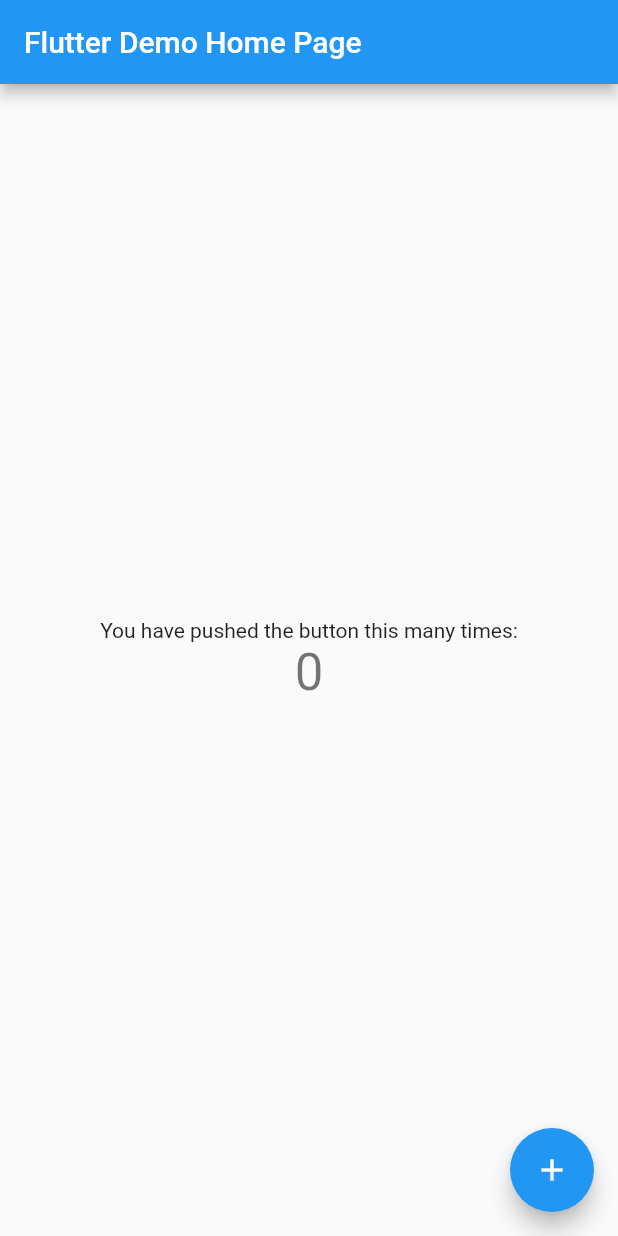
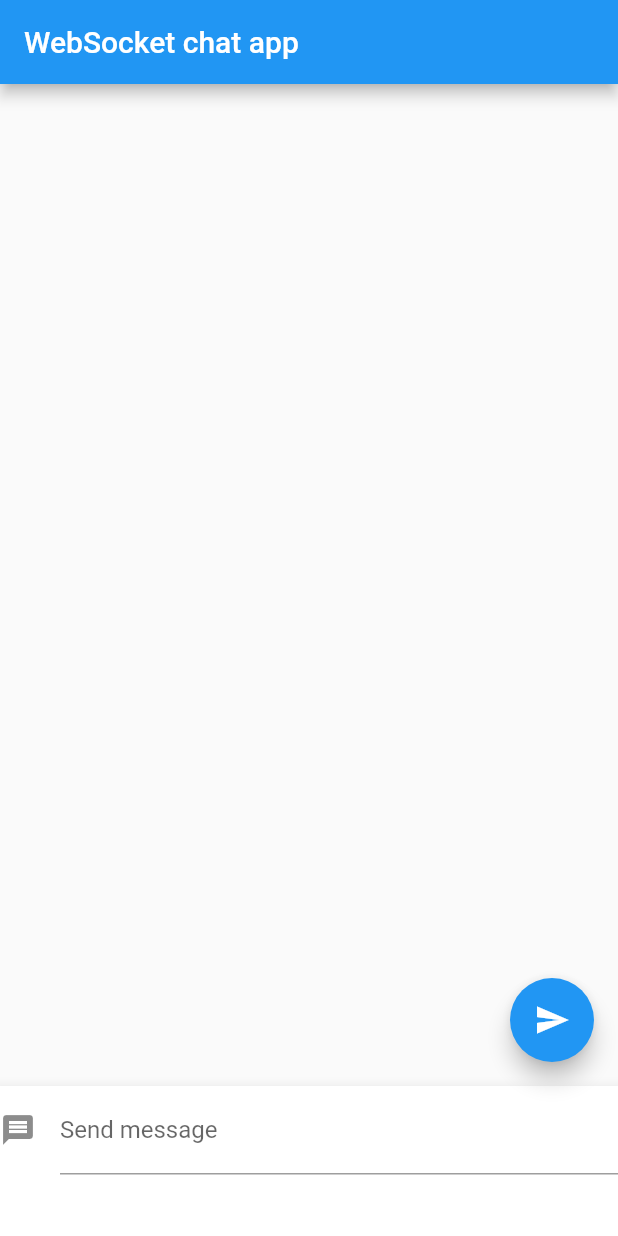
Before and after one commit to HiroshiMiyashita/flutter_websocket_chat_sample, a Flutter app: the screen it shows after launch, on a phone screen of 412 x 824 dp. Run offline on Flutter 3.47's test engine with Material 2 defaults, Android fonts, the phone set to English and light mode, and no system bars; network calls fail.

```diff
--- a/lib/main.dart
+++ b/lib/main.dart
@@ -1,115 +1,97 @@
 import 'package:flutter/material.dart';
+// import 'package:web_socket_channel/io.dart';
+import 'package:web_socket_channel/web_socket_channel.dart';
+import 'package:web_socket_channel/status.dart' as status;
 
-void main() {
-  runApp(const MyApp());
-}
+void main() => runApp(const MyApp());
 
 class MyApp extends StatelessWidget {
   const MyApp({Key? key}) : super(key: key);
 
-  // This widget is the root of your application.
   @override
   Widget build(BuildContext context) {
     return MaterialApp(
-      title: 'Flutter Demo',
+      title: 'Chat app',
       theme: ThemeData(
-        // This is the theme of your application.
-        //
-        // Try running your application with "flutter run". You'll see the
-        // application has a blue toolbar. Then, without quitting the app, try
-        // changing the primarySwatch below to Colors.green and then invoke
-        // "hot reload" (press "r" in the console where you ran "flutter run",
-        // or simply save your changes to "hot reload" in a Flutter IDE).
-        // Notice that the counter didn't reset back to zero; the application
-        // is not restarted.
         primarySwatch: Colors.blue,
       ),
-      home: const MyHomePage(title: 'Flutter Demo Home Page'),
+      home: const ChatPage(),
     );
   }
 }
 
-class MyHomePage extends StatefulWidget {
-  const MyHomePage({Key? key, required this.title}) : super(key: key);
-
-  // This widget is the home page of your application. It is stateful, meaning
-  // that it has a State object (defined below) that contains fields that affect
-  // how it looks.
-
-  // This class is the configuration for the state. It holds the values (in this
-  // case the title) provided by the parent (in this case the App widget) and
-  // used by the build method of the State. Fields in a Widget subclass are
-  // always marked "final".
-
-  final String title;
+class ChatPage extends StatefulWidget {
+  const ChatPage({Key? key}) : super(key: key);
 
   @override
-  State<MyHomePage> createState() => _MyHomePageState();
+  _ChatPageState createState() => _ChatPageState();
 }
 
-class _MyHomePageState extends State<MyHomePage> {
-  int _counter = 0;
+class _ChatPageState extends State<ChatPage> {
+  List<String> messages = [];
+  WebSocketChannel? channel;
 
-  void _incrementCounter() {
-    setState(() {
-      // This call to setState tells the Flutter framework that something has
-      // changed in this State, which causes it to rerun the build method below
-      // so that the display can reflect the updated values. If we changed
-      // _counter without calling setState(), then the build method would not be
-      // called again, and so nothing would appear to happen.
-      _counter++;
+  @override
+  void initState() {
+    super.initState();
+    // channel =
+    //     IOWebSocketChannel.connect(Uri.parse('wss://echo.websocket.org'));
+    // channel =
+    //     WebSocketChannel.connect(Uri.parse('wss://echo.websocket.org/'));
+    channel = WebSocketChannel.connect(Uri.parse('ws://localhost:8080/test'));
+    channel?.stream.listen((message) {
+      setState(() {
+        messages.add(message);
+      });
     });
   }
 
   @override
+  void dispose() {
+    super.dispose();
+    channel?.sink.close(status.goingAway);
+  }
+
+  @override
   Widget build(BuildContext context) {
-    // This method is rerun every time setState is called, for instance as done
-    // by the _incrementCounter method above.
-    //
-    // The Flutter framework has been optimized to make rerunning build methods
-    // fast, so that you can just rebuild anything that needs updating rather
-    // than having to individually change instances of widgets.
+    TextEditingController _controller = TextEditingController();
+    void _sendMessage() {
+      if (_controller.text.isNotEmpty) {
+        channel?.sink.add(_controller.text);
+      }
+    }
+
     return Scaffold(
       appBar: AppBar(
-        // Here we take the value from the MyHomePage object that was created by
-        // the App.build method, and use it to set our appbar title.
-        title: Text(widget.title),
+        title: const Text('WebSocket chat app'),
       ),
-      body: Center(
-        // Center is a layout widget. It takes a single child and positions it
-        // in the middle of the parent.
-        child: Column(
-          // Column is also a layout widget. It takes a list of children and
-          // arranges them vertically. By default, it sizes itself to fit its
-          // children horizontally, and tries to be as tall as its parent.
-          //
-          // Invoke "debug painting" (press "p" in the console, choose the
-          // "Toggle Debug Paint" action from the Flutter Inspector in Android
-          // Studio, or the "Toggle Debug Paint" command in Visual Studio Code)
-          // to see the wireframe for each widget.
-          //
-          // Column has various properties to control how it sizes itself and
-          // how it positions its children. Here we use mainAxisAlignment to
-          // center the children vertically; the main axis here is the vertical
-          // axis because Columns are vertical (the cross axis would be
-          // horizontal).
-          mainAxisAlignment: MainAxisAlignment.center,
-          children: <Widget>[
-            const Text(
-              'You have pushed the button this many times:',
+      body: ListView(
+        children: [
+          ...messages.map((element) => ListTile(title: Text(element)))
+        ],
+      ),
+      bottomNavigationBar: BottomAppBar(
+        shape: const CircularNotchedRectangle(),
+        child: SizedBox(
+          height: 100.0,
+          child: Form(
+            child: TextFormField(
+              decoration: const InputDecoration(
+                icon: Icon(Icons.message),
+                labelText: 'Send message',
+              ),
+              textInputAction: TextInputAction.next,
+              controller: _controller,
+              validator: (String? value) => null,
             ),
-            Text(
-              '$_counter',
-              style: Theme.of(context).textTheme.headline4,
-            ),
-          ],
+          ),
         ),
       ),
       floatingActionButton: FloatingActionButton(
-        onPressed: _incrementCounter,
-        tooltip: 'Increment',
-        child: const Icon(Icons.add),
-      ), // This trailing comma makes auto-formatting nicer for build methods.
+        onPressed: _sendMessage,
+        tooltip: 'Send message',
+        child: const Icon(Icons.send),
+      ),
     );
   }
 }
--- a/pubspec.yaml
+++ b/pubspec.yaml
@@ -34,6 +34,7 @@
   # The following adds the Cupertino Icons font to your application.
   # Use with the CupertinoIcons class for iOS style icons.
   cupertino_icons: ^1.0.2
+  web_socket_channel: ^2.1.0
 
 dev_dependencies:
   flutter_test:
```
Also changed, not shown: pubspec.lock, 2 other files.
